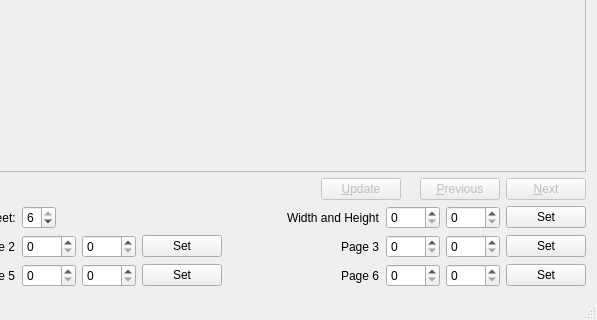
Before: the Qt Designer form mainwindow.ui in cges30901/pdfhandoutcrop, drawn with Qt 5; both pictures show x 398 to 995 and y 179 to 499 of the 995 by 499 pixel window.
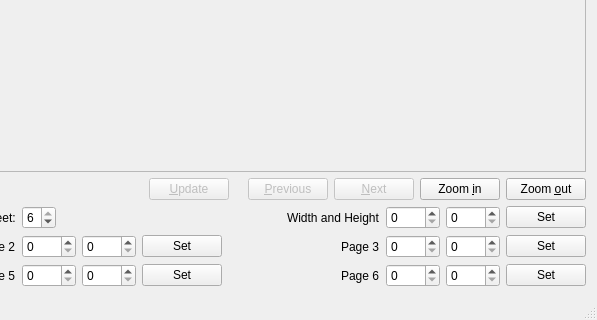
After: the same form once the commit is applied. Custom widgets are drawn as their Qt base class.

Commit message: add zoom function

```diff
--- a/mainwindow.ui
+++ b/mainwindow.ui
@@ -105,6 +105,20 @@
         </property>
        </widget>
       </item>
+      <item>
+       <widget class="QPushButton" name="btnZoomIn">
+        <property name="text">
+         <string>Zoom &amp;in</string>
+        </property>
+       </widget>
+      </item>
+      <item>
+       <widget class="QPushButton" name="btnZoomOut">
+        <property name="text">
+         <string>Zoom &amp;out</string>
+        </property>
+       </widget>
+      </item>
      </layout>
     </item>
     <item>
```
The commit also changes 2 other files.
